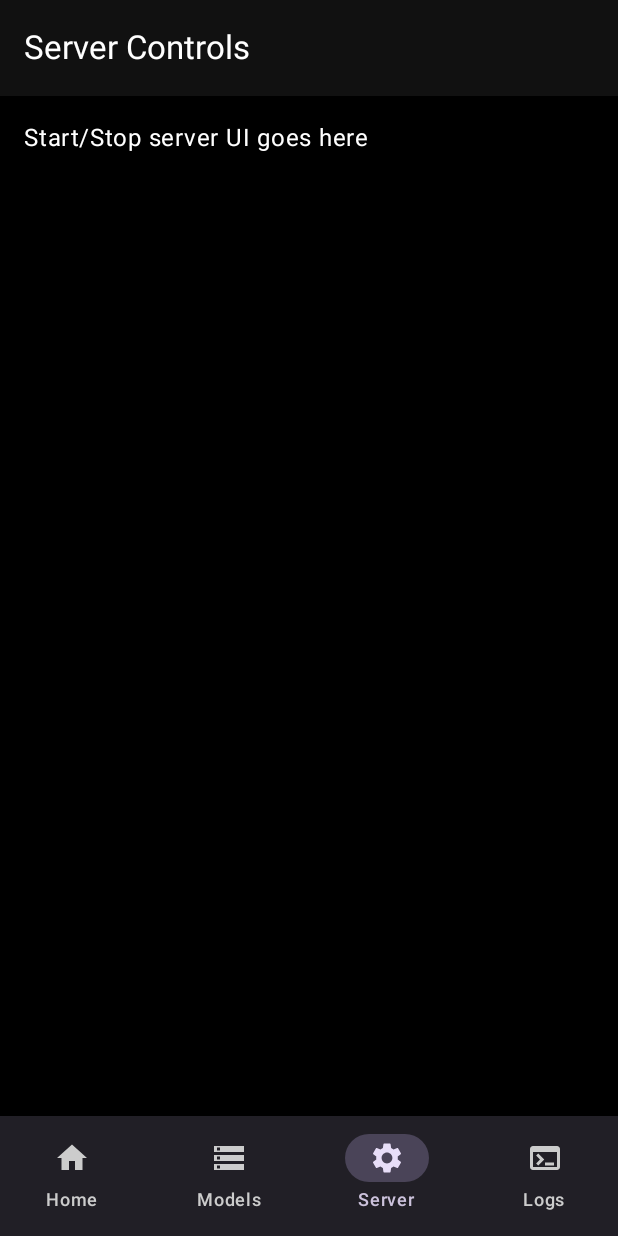
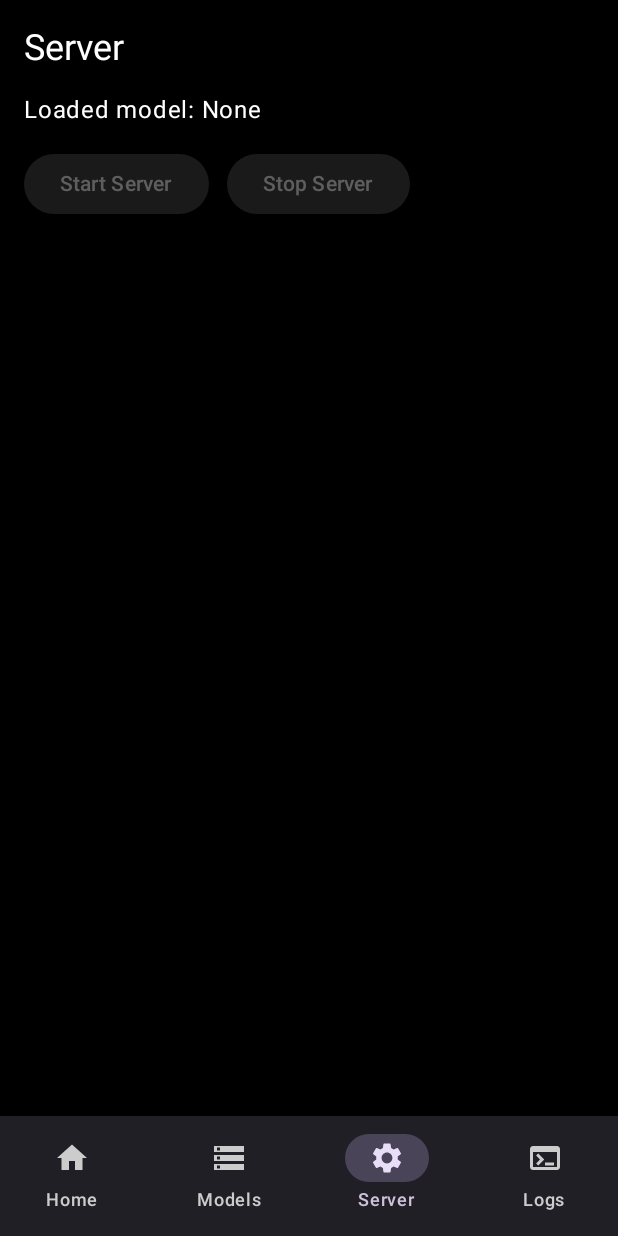
Before and after one commit to AnonymousHacker246/llmserverapp, an Android app built with Jetpack Compose: the ServerScreen screen opened through its navigation route, on a phone screen of 412 x 824 dp. Run offline under Robolectric (Android 15) with nearby library versions, the light colour scheme and no system bars; libraries missing offline, so code that uses them is left out: fi.iki.elonen.

Commit message:
Added Server Start Stop, Model Unload

```diff
--- a/app/src/main/java/com/example/llmserverapp/ui/navigation/AppNavHost.kt
+++ b/app/src/main/java/com/example/llmserverapp/ui/navigation/AppNavHost.kt
@@ -30,7 +30,7 @@ fun AppNavHost(
             ModelsScreen()
         }
         composable(NavRoute.Server.route) {
-            ServerScreen(navController)
+            ServerScreen()
         }
         composable(NavRoute.Logs.route) {
             LogsScreen()
--- a/app/src/main/java/com/example/llmserverapp/ui/screens/server/ServerScreen.kt
+++ b/app/src/main/java/com/example/llmserverapp/ui/screens/server/ServerScreen.kt
@@ -1,13 +1,68 @@
 package com.example.llmserverapp.ui.screens.server
 
+import androidx.compose.foundation.layout.Column
+import androidx.compose.foundation.layout.Row
+import androidx.compose.foundation.layout.Spacer
+import androidx.compose.foundation.layout.fillMaxSize
+import androidx.compose.foundation.layout.height
+import androidx.compose.foundation.layout.padding
+import androidx.compose.foundation.layout.width
+import androidx.compose.material3.Button
+import androidx.compose.material3.MaterialTheme
 import androidx.compose.material3.Text
 import androidx.compose.runtime.Composable
-import androidx.navigation.NavHostController
-import com.example.llmserverapp.ui.screens.ScreenTemplate
+import androidx.compose.runtime.collectAsState
+import androidx.compose.runtime.getValue
+import androidx.compose.ui.Modifier
+import androidx.compose.ui.unit.dp
+import com.example.llmserverapp.ServerController
+import com.example.llmserverapp.core.models.ModelManager
+import com.example.llmserverapp.core.models.ModelStatus
 
 @Composable
-fun ServerScreen(navController: NavHostController) {
-    ScreenTemplate(navController, "Server Controls") {
-        Text("Start/Stop server UI goes here")
+fun ServerScreen() {
+    val isRunning by ServerController.isRunning.collectAsState()
+    val models by ModelManager.models.collectAsState()
+
+    val loaded = models.firstOrNull { it.status == ModelStatus.Loaded }
+
+    Column(
+        modifier = Modifier
+            .fillMaxSize()
+            .padding(16.dp)
+    ) {
+
+        Text(
+            "Server",
+            style = MaterialTheme.typography.headlineSmall
+        )
+
+        Spacer(Modifier.height(16.dp))
+
+        // Show loaded model
+        Text(
+            text = "Loaded model: ${loaded?.prettyName ?: "None"}",
+            style = MaterialTheme.typography.bodyLarge
+        )
+
+        Spacer(Modifier.height(16.dp))
+
+        Row {
+            Button(
+                onClick = { ServerController.startServer() },
+                enabled = loaded != null && !isRunning
+            ) {
+                Text("Start Server")
+            }
+
+            Spacer(Modifier.width(12.dp))
+
+            Button(
+                onClick = { ServerController.stopServer() },
+                enabled = isRunning
+            ) {
+                Text("Stop Server")
+            }
+        }
     }
 }
```
Also changed, not shown: app/src/main/java/com/example/llmserverapp/ServerController.kt (+18 -17 lines), app/src/main/java/com/example/llmserverapp/core/models/ModelManager.kt (+13 -0 lines).
